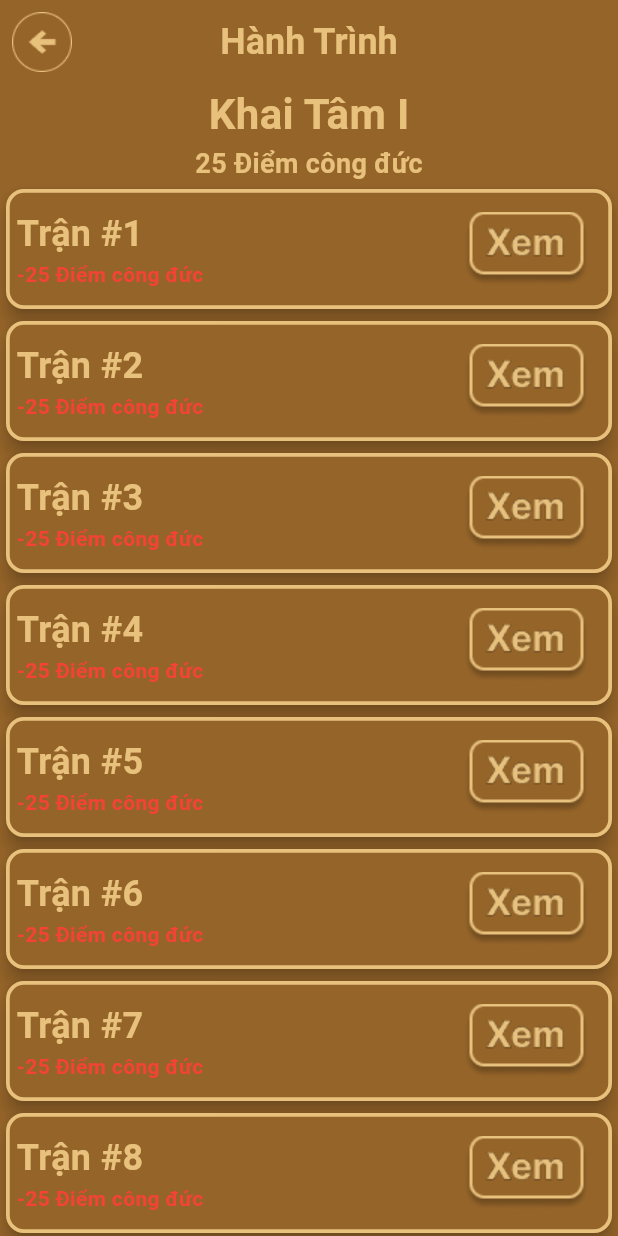
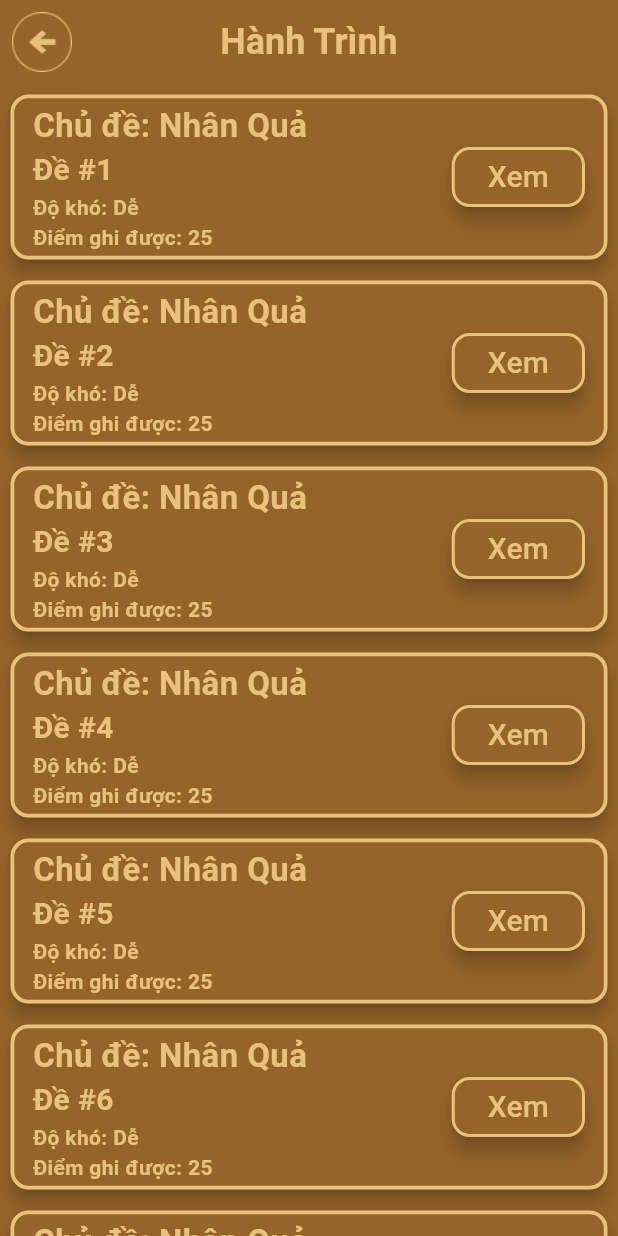
Before and after one commit to 0306241008-DuyBen/DA-LTDD, a Flutter app: the HanhTrinhScreen screen opened directly, on a phone screen of 412 x 824 dp. Run offline on Flutter 3.47's test engine with Material 3 defaults, Android fonts, the phone set to English and light mode, and no system bars.

Commit message:
add daohuuscreen, edit homescreen,hanhtrinhscreen

```diff
--- a/source/hanh_trinh_giac_ngo/lib/screens/hanh_trinh_screen.dart
+++ b/source/hanh_trinh_giac_ngo/lib/screens/hanh_trinh_screen.dart
@@ -11,10 +11,10 @@ class _HanhTrinhScreenState extends State<HanhTrinhScreen> {
   @override
   Widget build(BuildContext context) {
     return Scaffold(
-      backgroundColor:  Color(0xFF956429),
+      backgroundColor: Color(0xFF956429),
       appBar: AppBar(
         backgroundColor: Color(0xFF956429),
-        title:  Text(
+        title: Text(
           'Hành Trình',
           style: TextStyle(
             color: Color(0xFFE8C17D),
@@ -34,30 +34,10 @@ class _HanhTrinhScreenState extends State<HanhTrinhScreen> {
         child: SafeArea(
           child: Column(
             children: [
-              Column(
-                children: [
-                  Text(
-                    'Khai Tâm I',
-                    style: TextStyle(
-                      color: Color(0xFFE8C17D),
-                      fontSize: 28,
-                      fontWeight: FontWeight.bold,
-                    ),
-                  ),
-                  Text(
-                    '25 Điểm công đức',
-                    style: TextStyle(
-                      color: Color(0xFFE8C17D),
-                      fontSize: 18,
-                      fontWeight: FontWeight.bold,
-                    ),
-                  ),
-                ],
-              ),
-              Column(
-                children: [
               for (int i = 1; i <= 15; i++)
-                    Card(
+                Padding(
+                  padding: EdgeInsetsGeometry.all(3),
+                  child: Card(
                     color: Color(0xFF956429),
                     shape: RoundedRectangleBorder(
                       borderRadius: BorderRadius.circular(12),
@@ -65,40 +45,78 @@ class _HanhTrinhScreenState extends State<HanhTrinhScreen> {
                     ),
                     elevation: 5,
                     child: Padding(
-                        padding: EdgeInsetsGeometry.all(7),
+                      padding: EdgeInsets.only(left: 15, right: 15, top: 5, bottom: 5),
                       child: Row(
                         mainAxisAlignment: MainAxisAlignment.spaceBetween,
                         children: [
-                            Column(
+                          Expanded(
+                            child: Column(
                               crossAxisAlignment: CrossAxisAlignment.start,
                               children: [
                                 Text(
-                                  "Trận #$i",
+                                  "Chủ đề: Nhân Quả",
                                   style: TextStyle(
                                     color: Color(0xFFE8C17D),
-                                    fontSize: 24,
+                                    fontSize: 22,
+                                    fontWeight: FontWeight.bold,
+                                  ),
+                                  maxLines: 1,
+                                  overflow: TextOverflow.ellipsis,
+                                ),
+                                Text(
+                                  "Đề #$i",
+                                  style: TextStyle(
+                                    color: Color(0xFFE8C17D),
+                                    fontSize: 20,
                                     fontWeight: FontWeight.bold,
                                   ),
                                 ),
                                 Text(
-                                  "-25 Điểm công đức",
+                                  "Độ khó: Dễ",
                                   style: TextStyle(
-                                    color: Colors.red,
+                                    color: Color(0xFFE8C17D),
+                                    fontSize: 14,
+                                    fontWeight: FontWeight.bold,
+                                  ),
+                                ),
+                                Text(
+                                  "Điểm ghi được: 25",
+                                  style: TextStyle(
+                                    color: Color(0xFFE8C17D),
                                     fontSize: 14,
                                     fontWeight: FontWeight.bold,
                                   ),
                                 ),
                               ],
                             ),
-                            IconButton(
+                          ),
+                          ElevatedButton(
                             onPressed: () {},
-                              icon: Image.asset('assets/images/ButtonXem.png'),
+                            style: ElevatedButton.styleFrom(
+                              backgroundColor: Color(0xFF956429),
+                              foregroundColor: Color(0xFFE8C17D),
+                              shadowColor: Colors.black,
+                              elevation: 5,
+                              shape: RoundedRectangleBorder(
+                                borderRadius: BorderRadius.circular(12),
+                                side: BorderSide(
+                                  color: Color(0xFFE8C17D),
+                                  width: 2,
+                                ),
+                              ),
+                            ),
+                            child: Text(
+                              'Xem',
+                              style: TextStyle(
+                                color: Color(0xFFE8C17D),
+                                fontSize: 20,
+                              ),
+                            ),
                           ),
                         ],
                       ),
                     ),
                   ),
-                ],
                 ),
             ],
           ),
```
Also changed, not shown: source/hanh_trinh_giac_ngo/lib/screens/dao_huu_screen.dart (added, +330 -0 lines), source/hanh_trinh_giac_ngo/lib/screens/home_screen.dart (+24 -31 lines), source/hanh_trinh_giac_ngo/assets/images/ButtonXem.png (deleted), source/hanh_trinh_giac_ngo/assets/images/DiemDanh.png (deleted), source/hanh_trinh_giac_ngo/assets/images/Energy.png (deleted), source/hanh_trinh_giac_ngo/assets/images/Play.png (deleted). Lines whose indentation alone changed are shown as unchanged.
